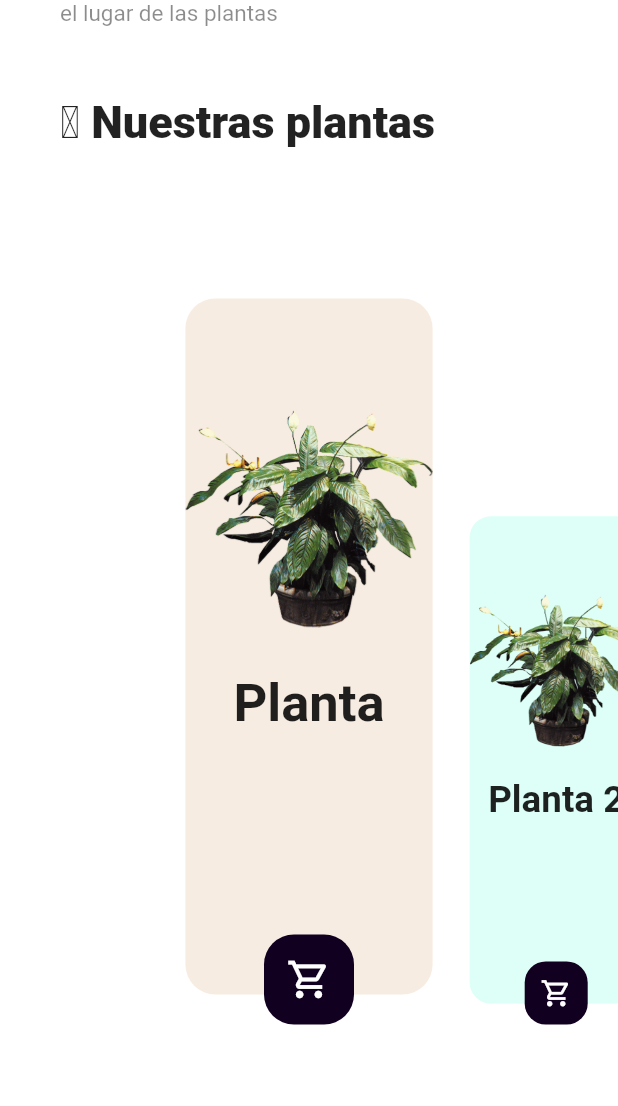
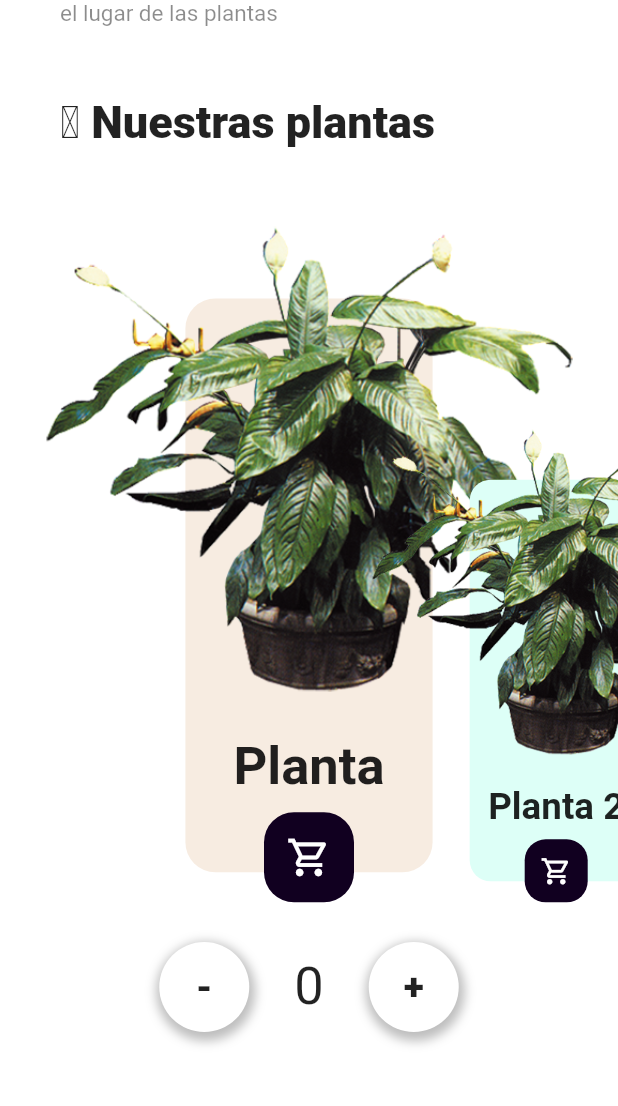
Before and after one commit to lesanpi/san-patricio, a Flutter app: the screen it shows after launch, after a tap on the "shopping cart" icon, on a phone screen of 412 x 824 dp, the part 129-1235 px from its top. Run offline on Flutter 3.47's test engine with Material 2 defaults, Android fonts, the phone set to English and light mode, and no system bars.

Commit message:
BLoC pattern and Ballon Counter

```diff
--- /dev/null
+++ b/lib/bloc/plant_bloc.dart
@@ -0,0 +1,122 @@
+import 'package:flutter/material.dart';
+import 'package:san_patricio/models/PlantProduct.dart';
+
+const _initialPage = 3.0;
+
+class PlantBLoC {
+  final currentPage = ValueNotifier<double>(_initialPage);
+  final cartItemNumber = ValueNotifier<int>(0);
+
+  final unitsHomePage = ValueNotifier<int>(0);
+
+  final pageProductController = PageController(
+    viewportFraction: 0.40,
+    initialPage: _initialPage.toInt(),
+  );
+
+  List<PlantProduct> plants = [
+    PlantProduct(
+      name: "Planta",
+      price: 7,
+      image: 'assets/plant.png',
+      description:
+          "Descripcion de la planta, es una planta muy bonita, que requiere mucha agua. Si la quieres, recuerda no ponerla tanto tiempo al sol y mantenerla hidratada. Requiere mucho amor y paciencia.",
+    ),
+    PlantProduct(
+      name: "Planta 2",
+      price: 7,
+      image: 'assets/plant.png',
+      description:
+          "Descripcion de la planta, es una planta muy bonita, que requiere mucha agua. Si la quieres, recuerda no ponerla tanto tiempo al sol y mantenerla hidratada. Requiere mucho amor y paciencia.",
+    ),
+    PlantProduct(
+      name: "Planta 3",
+      price: 7,
+      image: 'assets/plant.png',
+      description:
+          "Descripcion de la planta, es una planta muy bonita, que requiere mucha agua. Si la quieres, recuerda no ponerla tanto tiempo al sol y mantenerla hidratada. Requiere mucho amor y paciencia.",
+    ),
+    PlantProduct(
+      name: "Planta 4",
+      price: 7,
+      image: 'assets/plant.png',
+      description:
+          "Descripcion de la planta, es una planta muy bonita, que requiere mucha agua. Si la quieres, recuerda no ponerla tanto tiempo al sol y mantenerla hidratada. Requiere mucho amor y paciencia.",
+    ),
+    PlantProduct(
+      name: "Planta 5",
+      price: 7,
+      image: 'assets/plant.png',
+      description:
+          "Descripcion de la planta, es una planta muy bonita, que requiere mucha agua. Si la quieres, recuerda no ponerla tanto tiempo al sol y mantenerla hidratada. Requiere mucho amor y paciencia.",
+    ),
+    PlantProduct(
+      name: "Planta 6",
+      price: 7,
+      image: 'assets/plant.png',
+      description:
+          "Descripcion de la planta, es una planta muy bonita, que requiere mucha agua. Si la quieres, recuerda no ponerla tanto tiempo al sol y mantenerla hidratada. Requiere mucho amor y paciencia.",
+    ),
+    PlantProduct(
+      name: "Planta 7",
+      price: 7,
+      image: 'assets/plant.png',
+      description:
+          "Descripcion de la planta, es una planta muy bonita, que requiere mucha agua. Si la quieres, recuerda no ponerla tanto tiempo al sol y mantenerla hidratada. Requiere mucho amor y paciencia.",
+    )
+  ];
+
+  void init() {
+    currentPage.value = _initialPage;
+    unitsHomePage.value = plants[_initialPage.toInt()].units;
+    cartItemNumber.value = 0;
+    pageProductController.addListener(_productScollListener);
+  }
+
+  void dispose() {
+    pageProductController.removeListener(_productScollListener);
+    pageProductController.dispose();
+  }
+
+  void _productScollListener() {
+    currentPage.value = pageProductController.page ?? currentPage.value;
+    unitsHomePage.value = plants[currentPage.value.round()].units;
+  }
+
+  void decreaseProductUnit() {
+    plants[currentPage.value.toInt()].dicreaseUnits();
+    unitsHomePage.value = plants[currentPage.value.toInt()].units;
+    if (cartItemNumber.value > 0) {
+      cartItemNumber.value--;
+    }
+  }
+
+
+
+  void increaseProductUnit() {
+    plants[currentPage.value.toInt()].increaseUnits();
+    unitsHomePage.value = plants[currentPage.value.toInt()].units;
+    cartItemNumber.value++;
+  }void selectItem(int index){
+    currentPage.value = index.roundToDouble();
+    // print(currentPage.value);
+    // print(plants[currentPage.value.toInt()].name);
+    //     print(plants[currentPage.value.toInt()].units);
+
+  }
+}
+
+class PlantProvider extends InheritedWidget {
+  final PlantBLoC bloc;
+
+  PlantProvider({required this.bloc, required Widget child})
+      : super(child: child);
+
+  static PlantProvider? of(BuildContext context) =>
+      context.findAncestorWidgetOfExactType<PlantProvider>();
+
+  @override
+  bool updateShouldNotify(covariant InheritedWidget oldWidget) {
+    return true;
+  }
+}
--- a/lib/main.dart
+++ b/lib/main.dart
@@ -1,4 +1,5 @@
 import 'package:flutter/material.dart';
+import 'package:san_patricio/bloc/plant_bloc.dart';
 import 'package:san_patricio/pages/home_page.dart';
 import 'package:san_patricio/utils/app_scroll_behavior.dart';
 
@@ -12,7 +13,11 @@ class MyApp extends StatelessWidget {
   // This widget is the root of your application.
   @override
   Widget build(BuildContext context) {
-    return MaterialApp(
+    final bloc = PlantBLoC();
+
+    return PlantProvider(
+      bloc: bloc,
+      child: MaterialApp(
         title: 'San Patricio 💐',
         scrollBehavior: AppScrollBehavior(),
         debugShowCheckedModeBanner: false,
@@ -20,6 +25,7 @@ class MyApp extends StatelessWidget {
           primarySwatch: Colors.blue,
         ),
         home: const HomePage(),
+      ),
     );
   }
 }
--- a/lib/models/PlantProduct.dart
+++ b/lib/models/PlantProduct.dart
@@ -9,5 +9,15 @@ class PlantProduct {
   final double price;
   final String image;
   final String description;
-  final int units;
+  int units;
+
+  void dicreaseUnits() {
+    if (units > 0) {
+      units--;
+    }
+  }
+
+  void increaseUnits() {
+    units++;
+  }
 }
--- a/lib/pages/home_page.dart
+++ b/lib/pages/home_page.dart
@@ -1,63 +1,13 @@
 import 'package:flutter/material.dart';
+import 'package:san_patricio/bloc/plant_bloc.dart';
 import 'package:san_patricio/models/PlantProduct.dart';
 import 'package:san_patricio/pages/plant_details_page.dart';
 import 'package:san_patricio/utils/constants.dart';
+import 'package:san_patricio/widgets/circle_button.dart';
 import 'package:san_patricio/widgets/my_app_bar.dart';
 import 'package:san_patricio/widgets/plant_card.dart';
 
-const _initialPage = 3.0;
-
-List<PlantProduct> products = [
-  PlantProduct(
-    name: "Planta",
-    price: 7,
-    image: 'assets/plant.png',
-    description:
-        "Descripcion de la planta, es una planta muy bonita, que requiere mucha agua. Si la quieres, recuerda no ponerla tanto tiempo al sol y mantenerla hidratada. Requiere mucho amor y paciencia.",
-  ),
-  PlantProduct(
-    name: "Planta 2",
-    price: 7,
-    image: 'assets/plant.png',
-    description:
-        "Descripcion de la planta, es una planta muy bonita, que requiere mucha agua. Si la quieres, recuerda no ponerla tanto tiempo al sol y mantenerla hidratada. Requiere mucho amor y paciencia.",
-  ),
-  PlantProduct(
-    name: "Planta 3",
-    price: 7,
-    image: 'assets/plant.png',
-    description:
-        "Descripcion de la planta, es una planta muy bonita, que requiere mucha agua. Si la quieres, recuerda no ponerla tanto tiempo al sol y mantenerla hidratada. Requiere mucho amor y paciencia.",
-  ),
-  PlantProduct(
-    name: "Planta 4",
-    price: 7,
-    image: 'assets/plant.png',
-    description:
-        "Descripcion de la planta, es una planta muy bonita, que requiere mucha agua. Si la quieres, recuerda no ponerla tanto tiempo al sol y mantenerla hidratada. Requiere mucho amor y paciencia.",
-  ),
-  PlantProduct(
-    name: "Planta 5",
-    price: 7,
-    image: 'assets/plant.png',
-    description:
-        "Descripcion de la planta, es una planta muy bonita, que requiere mucha agua. Si la quieres, recuerda no ponerla tanto tiempo al sol y mantenerla hidratada. Requiere mucho amor y paciencia.",
-  ),
-  PlantProduct(
-    name: "Planta 6",
-    price: 7,
-    image: 'assets/plant.png',
-    description:
-        "Descripcion de la planta, es una planta muy bonita, que requiere mucha agua. Si la quieres, recuerda no ponerla tanto tiempo al sol y mantenerla hidratada. Requiere mucho amor y paciencia.",
-  ),
-  PlantProduct(
-    name: "Planta 7",
-    price: 7,
-    image: 'assets/plant.png',
-    description:
-        "Descripcion de la planta, es una planta muy bonita, que requiere mucha agua. Si la quieres, recuerda no ponerla tanto tiempo al sol y mantenerla hidratada. Requiere mucho amor y paciencia.",
-  )
-];
+const _duration = Duration(milliseconds: 100);
 
 class HomePage extends StatefulWidget {
   const HomePage({Key? key}) : super(key: key);
@@ -67,49 +17,32 @@ class HomePage extends StatefulWidget {
 }
 
 class _HomePageState extends State<HomePage> {
-  final pageProductController = PageController(
-    viewportFraction: 0.40,
-    initialPage: _initialPage.toInt(),
-  );
-  final currentPage = ValueNotifier<double>(_initialPage);
   @override
   void initState() {
-    currentPage.value = _initialPage;
-    pageProductController.addListener(_productScollListener);
-
+    final bloc = PlantProvider.of(context)!.bloc;
+    bloc.init();
     super.initState();
-  }
-
-  void _productScollListener() {
-    currentPage.value = pageProductController.page ?? currentPage.value;
-  }
-
-  @override
-  void dispose() {
-    pageProductController.removeListener(_productScollListener);
-    pageProductController.dispose();
-    super.dispose();
   }
 
   @override
   Widget build(BuildContext context) {
     final size = MediaQuery.of(context).size;
-    print(size.width);
+    final bloc = PlantProvider.of(context)!.bloc;
+
     return Scaffold(
       backgroundColor: Colors.white,
       appBar: const PreferredSize(
         preferredSize: Size.fromHeight(120),
-        child: const MyAppBar(),
+        child: MyAppBar(),
       ),
       body: Stack(
         alignment: Alignment.bottomCenter,
         children: [
           ValueListenableBuilder<double>(
-            valueListenable: currentPage,
+            valueListenable: bloc.currentPage,
             builder: (context, currentPage, _) {
-              return Container(
+              return SizedBox(
                 width: size.width,
-                // color: Colors.red,
                 height: size.height - 120,
                 child: Padding(
                   padding: const EdgeInsets.only(top: 30, bottom: 50),
@@ -127,26 +60,40 @@ class _HomePageState extends State<HomePage> {
                           ),
                         ),
                       ),
-                      Center(
+                      Expanded(
+                        child: LayoutBuilder(
+                          builder: (BuildContext context,
+                              BoxConstraints constraints) {
+                            return Center(
+                              child: Padding(
+                                padding: EdgeInsets.only(
+                                    bottom: constraints.maxHeight * 0.05),
                                 child: Container(
-                          height: size.height - 240,
-                          width: 300 + 400,
+                                  height: constraints.maxHeight * 0.95,
+                                  width: constraints.maxWidth,
                                   child: PageView.builder(
-                            controller: pageProductController,
-                            itemCount: products.length,
+                                    clipBehavior: Clip.none,
+                                    controller: bloc.pageProductController,
+                                    itemCount: bloc.plants.length,
                                     itemBuilder: (context, index) {
-                              final plant = products[index];
+                                      final plant = bloc.plants[index];
                                       final result = currentPage - index;
                                       final sizeScale = -0.3 * result.abs() + 1;
                                       // final opacity = sizeScale.clamp(0.0, 1.0);
                                       final color = productColors[
                                           (index + 1) % productColors.length];
+                                      final _borderRadius =
+                                          BorderRadius.circular(20);
 
-                              return GestureDetector(
+                                      return InkWell(
+                                        borderRadius: _borderRadius,
+                                        splashColor: Colors.black12,
                                         onTap: () {
-                                  print(plant.name);
-                                  Navigator.of(context).push(PageRouteBuilder(
-                                    pageBuilder: (context, animation, _) {
+                                          bloc.selectItem(index);
+                                          Navigator.of(context)
+                                              .push(PageRouteBuilder(
+                                            pageBuilder:
+                                                (context, animation, _) {
                                               return FadeTransition(
                                                 opacity: animation,
                                                 child: PlantDetailsPage(
@@ -176,6 +123,48 @@ class _HomePageState extends State<HomePage> {
                                   ),
                                 ),
                               ),
+                            );
+                          },
+                        ),
+                      ),
+                      Row(
+                        mainAxisAlignment: MainAxisAlignment.center,
+                        children: [
+                          CircleButton(
+                              onTap: bloc.decreaseProductUnit,
+                              text: "-",
+                              size: 60),
+                          const SizedBox(
+                            width: 30,
+                          ),
+                          ValueListenableBuilder(
+                            valueListenable: bloc.unitsHomePage,
+                            builder: (BuildContext context, int value,
+                                Widget? child) {
+                              return AnimatedSwitcher(
+                                duration: _duration,
+                                child: Text(
+                                  value.toString(),
+                                  style: const TextStyle(
+                                    fontSize: 35,
+                                  ),
+                                  textAlign: TextAlign.center,
+                                  key: Key(
+                                      bloc.plants[currentPage.round()].name),
+                                ),
+                              );
+                            },
+                          ),
+                          const SizedBox(
+                            width: 30,
+                          ),
+                          CircleButton(
+                            onTap: bloc.increaseProductUnit,
+                            text: "+",
+                            size: 60,
+                          )
+                        ],
+                      )
                     ],
                   ),
                 ),
--- a/lib/widgets/add_to_cart_button.dart
+++ b/lib/widgets/add_to_cart_button.dart
@@ -9,12 +9,14 @@ class AddToCartButton extends StatelessWidget {
 
   @override
   Widget build(BuildContext context) {
-    return GestureDetector(
+    final _borderRadius = BorderRadius.circular(20);
+    return InkWell(
       onTap: onTap,
+      borderRadius: _borderRadius,
       child: Container(
         padding: EdgeInsets.all(size * 0.5),
         decoration: BoxDecoration(
-          borderRadius: BorderRadius.circular(20),
+          borderRadius: _borderRadius,
           color: buttonColor,
         ),
         child: const Center(
--- a/lib/widgets/circle_button.dart
+++ b/lib/widgets/circle_button.dart
@@ -10,10 +10,14 @@ class CircleButton extends StatelessWidget {
 
   @override
   Widget build(BuildContext context) {
-    return Container(
+    final _borderRadius = BorderRadius.circular(size);
+    return InkWell(
+      onTap: onTap,
+      borderRadius: _borderRadius,
+      child: Container(
         decoration: BoxDecoration(
           color: Colors.white,
-        borderRadius: BorderRadius.circular(size),
+          borderRadius: _borderRadius,
           // shape: BoxShape.circle,
           boxShadow: const [
             BoxShadow(
@@ -23,13 +27,15 @@ class CircleButton extends StatelessWidget {
                 offset: Offset(1.0, 3.0))
           ],
         ),
-      padding: EdgeInsets.all(size * 0.3),
+        padding: EdgeInsets.all(size * 0.1),
         width: size,
         height: size,
         child: Center(
           child: Text(
             text,
-          style: TextStyle(fontSize: 25, fontWeight: FontWeight.w400),
+            style: const TextStyle(fontSize: 25, fontWeight: FontWeight.w900),
+            textAlign: TextAlign.center,
+          ),
         ),
       ),
     );
--- /dev/null
+++ b/lib/widgets/count_ballon.dart
@@ -0,0 +1,48 @@
+import 'package:flutter/material.dart';
+import 'package:san_patricio/utils/constants.dart';
+
+class CountBallon extends StatelessWidget {
+  const CountBallon({
+    required this.value,
+    this.size = 50,
+    this.color = buttonColor,
+    this.fontSize = 20,
+  });
+
+  final int value;
+  final double size;
+  final double fontSize;
+  final Color color;
+
+  @override
+  Widget build(BuildContext context) {
+    if (value <= 0) return const SizedBox.shrink();
+
+    return Container(
+      width: size,
+      height: size,
+      decoration: BoxDecoration(
+        color: color,
+        borderRadius: BorderRadius.circular(size),
+        boxShadow: const [
+          BoxShadow(
+            color: Colors.black26,
+            spreadRadius: 1.0,
+            blurRadius: 1.0,
+            offset: Offset(1.0, 1.0),
+          )
+        ],
+      ),
+      child: Center(
+        child: Text(
+          value.toString(),
+          style: TextStyle(
+            fontSize: fontSize,
+            fontWeight: FontWeight.bold,
+            color: Colors.white,
+          ),
+        ),
+      ),
+    );
+  }
+}
--- a/lib/widgets/my_app_bar.dart
+++ b/lib/widgets/my_app_bar.dart
@@ -1,10 +1,13 @@
 import 'package:flutter/material.dart';
+import 'package:san_patricio/bloc/plant_bloc.dart';
+import 'package:san_patricio/widgets/count_ballon.dart';
 
 class MyAppBar extends StatelessWidget {
   const MyAppBar({Key? key}) : super(key: key);
-
   @override
   Widget build(BuildContext context) {
+    final bloc = PlantProvider.of(context)!.bloc;
+
     return AppBar(
       toolbarHeight: 150,
       elevation: 0,
@@ -12,7 +15,10 @@ class MyAppBar extends StatelessWidget {
       actions: [
         Padding(
           padding: const EdgeInsets.only(right: 40),
-          child: IconButton(
+          child: Stack(
+            alignment: Alignment.center,
+            children: [
+              IconButton(
                 onPressed: () {},
                 icon: const Icon(
                   Icons.shopping_bag_outlined,
@@ -21,6 +27,23 @@ class MyAppBar extends StatelessWidget {
                 iconSize: 50,
                 splashRadius: 35.0,
                 hoverColor: Colors.black12,
+              ),
+              Positioned(
+                top: 35,
+                right: 0,
+                child: ValueListenableBuilder(
+                  valueListenable: bloc.cartItemNumber,
+                  builder: (BuildContext context, int value, Widget? child) {
+                    return CountBallon(
+                      value: value,
+                      color: Colors.redAccent,
+                      size: 20,
+                      fontSize: 12,
+                    );
+                  },
+                ),
+              )
+            ],
           ),
         )
       ],
--- a/lib/widgets/plant_card.dart
+++ b/lib/widgets/plant_card.dart
@@ -1,7 +1,10 @@
 import 'package:flutter/material.dart';
+import 'package:san_patricio/bloc/plant_bloc.dart';
 import 'package:san_patricio/models/PlantProduct.dart';
 import 'package:san_patricio/pages/plant_details_page.dart';
+import 'package:san_patricio/utils/constants.dart';
 import 'package:san_patricio/widgets/add_to_cart_button.dart';
+import 'package:san_patricio/widgets/count_ballon.dart';
 
 class PlantCard extends StatelessWidget {
   const PlantCard({Key? key, required this.plant, required this.color})
@@ -11,52 +14,45 @@ class PlantCard extends StatelessWidget {
   @override
   Widget build(BuildContext context) {
     final size = MediaQuery.of(context).size;
-
-    return Container(
-      width: 200,
-      child: Stack(
+    final bloc = PlantProvider.of(context)!.bloc;
+    final _borderRadius = BorderRadius.circular(20);
+    return LayoutBuilder(
+      builder: (BuildContext context, BoxConstraints constraints) {
+        return Stack(
+          clipBehavior: Clip.none,
           alignment: Alignment.topCenter,
           children: [
             Padding(
               padding: const EdgeInsets.only(top: 100, bottom: 20),
-            child: Hero(
-              tag: "${plant.name}-bg",
               child: Container(
                   decoration: BoxDecoration(
                     color: color,
-                  borderRadius: BorderRadius.circular(20),
+                    borderRadius: _borderRadius,
+                  ),
+                  child: Column(children: [
+                    Expanded(child: Container()),
+                    Padding(
+                      padding: EdgeInsets.only(bottom: 50),
+                      child: Text(
+                        plant.name,
+                        style: const TextStyle(
+                            fontSize: 35, fontWeight: FontWeight.bold),
+                        textAlign: TextAlign.center,
                       ),
                     ),
-            ),
+                  ])),
             ),
             Positioned(
-            top: 50,
-            left: 0,
-            right: 0,
-            bottom: 40,
-            child: Column(
-              mainAxisAlignment: MainAxisAlignment.center,
-              crossAxisAlignment: CrossAxisAlignment.center,
-              children: [
-                Hero(
+              bottom: 120,
+              child: Hero(
                 tag: "${plant.name}-image",
                 child: Image.asset(
                   plant.image,
-                    fit: BoxFit.fitWidth,
+                  // fit: BoxFit.fitWidth,
+                  // width: constraints.maxWidth * 1.1,
+                  height: constraints.maxHeight * 0.70,
+                  width: constraints.maxHeight * 0.70,
                 ),
-                ),
-                Padding(
-                  padding: const EdgeInsets.symmetric(vertical: 30),
-                  child: Center(
-                    child: Text(
-                      plant.name,
-                      style:
-                          TextStyle(fontSize: 35, fontWeight: FontWeight.bold),
-                      textAlign: TextAlign.center,
-                    ),
-                  ),
-                ),
-              ],
               ),
             ),
             Positioned(
@@ -71,9 +67,20 @@ class PlantCard extends StatelessWidget {
                   ),
                 ),
               ),
+            ),
+            ValueListenableBuilder<int>(
+              valueListenable: bloc.unitsHomePage,
+              builder: (BuildContext context, int value, Widget? child) {
+                return Positioned(
+                  top: 70,
+                  right: 0,
+                  child: CountBallon(value: plant.units),
+                );
+              },
             )
           ],
-      ),
+        );
+      },
     );
   }
 }
```
Also changed, not shown: lib/pages/plant_details_page.dart (+93 -21 lines). Lines whose indentation alone changed are shown as unchanged.
